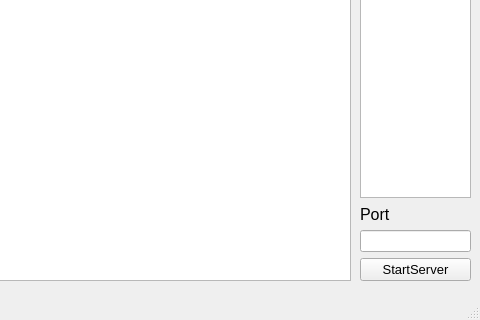
Qt form QChatServer/serverwindow.ui (IMAGINARY9/QChat) before a commit; both pictures show x 160 to 640 and y 160 to 480 of the 640 by 480 pixel window.
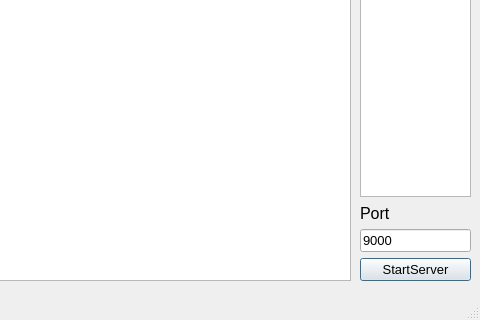
The same form after that commit. Icons and pictures are not drawn.

```diff
--- a/QChatServer/serverwindow.ui
+++ b/QChatServer/serverwindow.ui
@@ -39,6 +39,12 @@
   <property name="windowTitle">
    <string>Server</string>
   </property>
+  <property name="windowIcon">
+   <iconset theme="applications-science"/>
+  </property>
+  <property name="autoFillBackground">
+   <bool>false</bool>
+  </property>
   <widget class="QWidget" name="centralwidget">
    <widget class="QWidget" name="layoutWidget">
     <property name="geometry">
@@ -91,7 +97,7 @@
      </item>
     </layout>
    </widget>
-   <widget class="QWidget" name="">
+   <widget class="QWidget" name="layoutWidget">
     <property name="geometry">
      <rect>
       <x>520</x>
@@ -169,7 +175,19 @@
         </layout>
        </item>
        <item>
-        <widget class="QLineEdit" name="portEdit"/>
+        <widget class="QLineEdit" name="portEdit">
+         <property name="font">
+          <font>
+           <pointsize>10</pointsize>
+          </font>
+         </property>
+         <property name="text">
+          <string>9000</string>
+         </property>
+         <property name="placeholderText">
+          <string/>
+         </property>
+        </widget>
        </item>
        <item>
         <widget class="QPushButton" name="startStopButton">
@@ -181,6 +199,15 @@
          <property name="text">
           <string>StartServer</string>
          </property>
+         <property name="shortcut">
+          <string>Return</string>
+         </property>
+         <property name="autoDefault">
+          <bool>true</bool>
+         </property>
+         <property name="default">
+          <bool>true</bool>
+         </property>
         </widget>
        </item>
       </layout>
```
